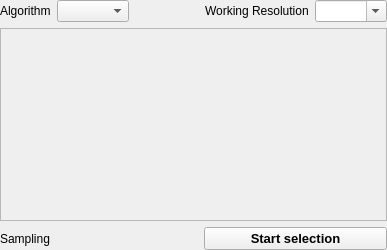
First picture: the form in iVS3D/src/iVS3D-core/view/samplingwidget.ui, repository iVS3D/iVS3D, before the edit.
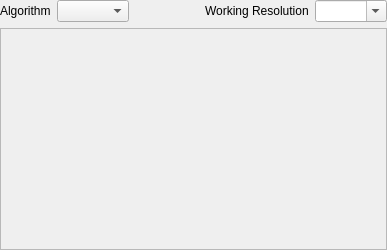
Second picture: the form after the edit.

Commit message: Added stack for mask plugins. Restore Mask Plugin State when selecting stack entry. Fixed minor bug in Segmentation::setSettings. Persisnent store last active plugin to open on next start.

Patch:
```diff
--- a/iVS3D/src/iVS3D-core/view/samplingwidget.ui
+++ b/iVS3D/src/iVS3D-core/view/samplingwidget.ui
@@ -116,36 +116,7 @@
     </widget>
    </item>
    <item>
-    <layout class="QGridLayout" name="gridLayout">
-     <property name="topMargin">
-      <number>0</number>
-     </property>
-     <property name="horizontalSpacing">
-      <number>20</number>
-     </property>
-     <item row="1" column="0">
-      <widget class="QLabel" name="label_3">
-       <property name="text">
-        <string>Sampling</string>
-       </property>
-      </widget>
-     </item>
-     <item row="1" column="1">
-      <widget class="QPushButton" name="pushButton">
-       <property name="font">
-        <font>
-         <pointsize>10</pointsize>
-         <bold>true</bold>
-        </font>
-       </property>
-       <property name="toolTip">
-        <string>Start the selected sampling algorithm</string>
-       </property>
-       <property name="text">
-        <string>Start selection</string>
-       </property>
-      </widget>
-     </item>
+    <layout class="QHBoxLayout" name="btnLayout">
     </layout>
    </item>
   </layout>
```
The commit also changes 25 other files.
